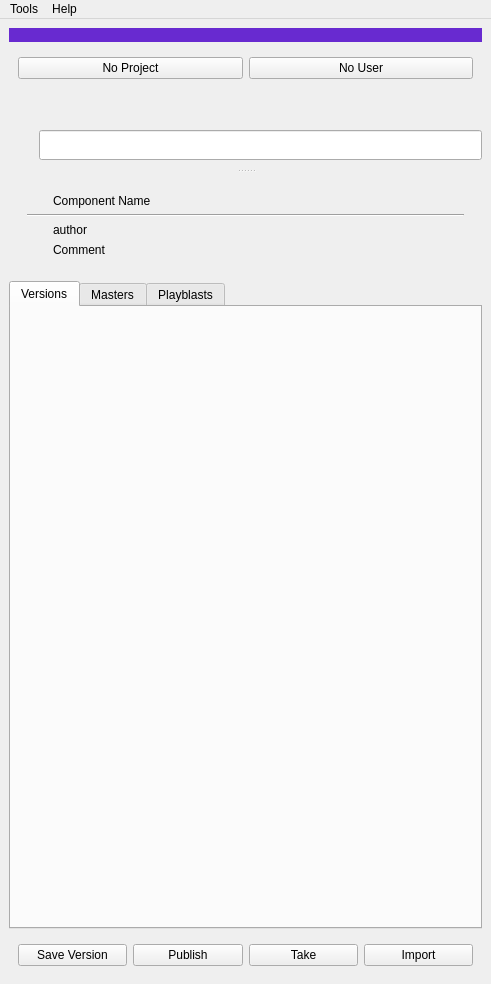
Before: the Qt Designer form ui/pipeline_main_UI.ui in liorbenhorin/pipeline, drawn with Qt 5.
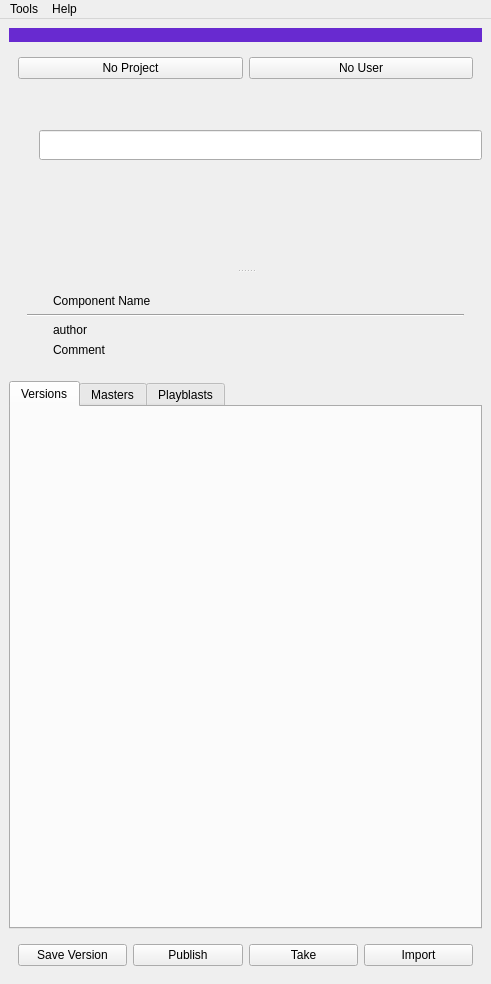
After: the same form once the commit is applied.

Diff of the .ui file:
```diff
--- a/ui/pipeline_main_UI.ui
+++ b/ui/pipeline_main_UI.ui
@@ -210,7 +210,7 @@
           <property name="minimumSize">
            <size>
             <width>0</width>
-            <height>0</height>
+            <height>100</height>
            </size>
           </property>
           <layout class="QHBoxLayout" name="verticalLayout_18"/>
```
